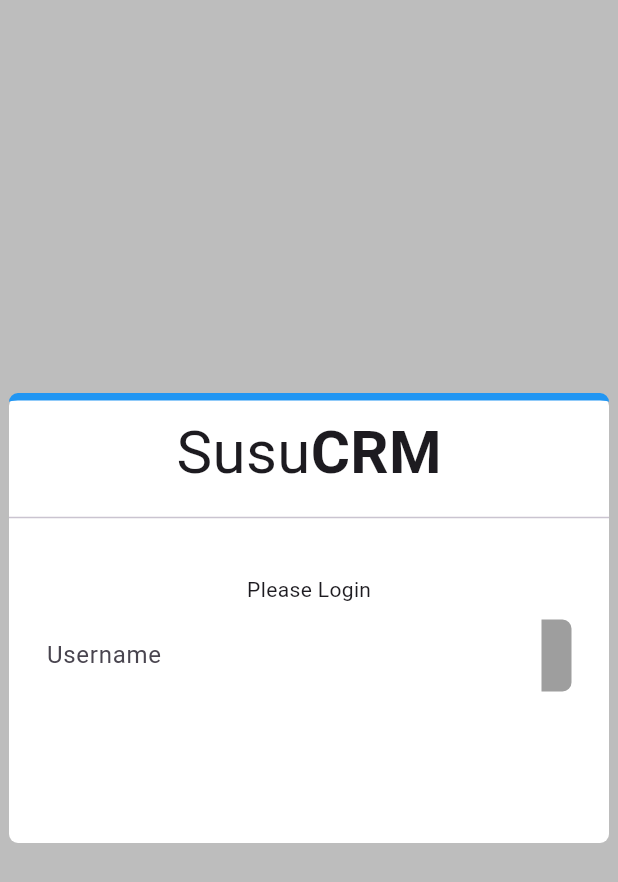
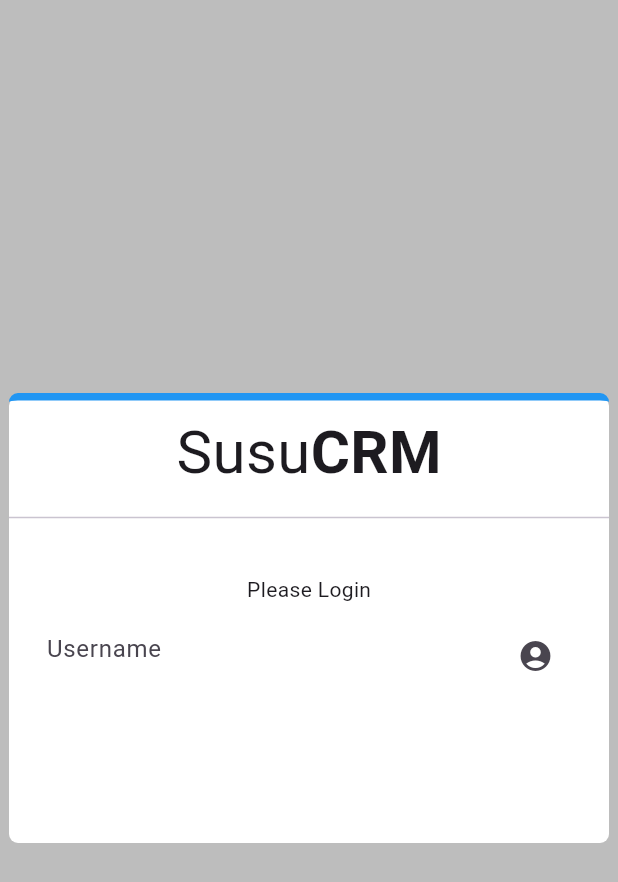
Before and after one commit to kofiwk/SusuCRM, a Flutter app: the MyDesktopBody screen opened directly, on a phone screen of 412 x 824 dp. Shown: the top 882 px of the screen. Run offline on Flutter 3.47's test engine with Material 3 defaults, Android fonts, the phone set to English and light mode, and no system bars; statements that could not run were skipped.

Commit message:
Update desktop_body.dart

```diff
--- a/lib/responsive/desktop_body.dart
+++ b/lib/responsive/desktop_body.dart
@@ -63,13 +63,14 @@ class MyDesktopBody extends StatelessWidget {
                   padding: const EdgeInsets.symmetric(horizontal: 25.0),
                   child: Container(
                     decoration: BoxDecoration(
-                      border: Border(right: BorderSide(color: Colors.grey, width: 20)),
+                      border:
                       borderRadius: BorderRadius.circular(6),
                     ),
                     child: TextField(
                       decoration: InputDecoration(
                         border: InputBorder.none,
-                        hintText: 'Username'
+                        hintText: 'Username',
+                        suffixIcon: Icon(Icons.account_circle_rounded)
                       ),
                     ),
                   ),
```
